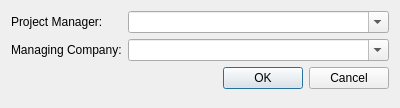
kestermckinney/ProjectNotes, file preferencesdialog.ui: the form before one commit.
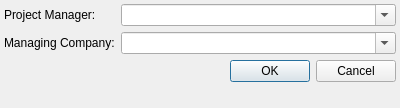
The form after the commit. Custom widgets are drawn as their Qt base class.

The edit to the form file:
```diff
--- a/preferencesdialog.ui
+++ b/preferencesdialog.ui
@@ -17,6 +17,18 @@
    <bool>true</bool>
   </property>
   <layout class="QFormLayout" name="formLayout">
+   <property name="leftMargin">
+    <number>4</number>
+   </property>
+   <property name="topMargin">
+    <number>4</number>
+   </property>
+   <property name="rightMargin">
+    <number>4</number>
+   </property>
+   <property name="bottomMargin">
+    <number>8</number>
+   </property>
    <item row="0" column="0">
     <widget class="QLabel" name="labelProjectManager">
      <property name="text">
```
